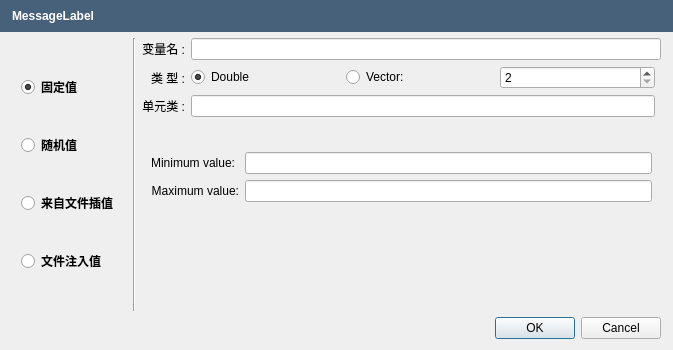
This is src/apps/openfluid-builder/model/AddGeneratorDialog.ui in jylfc0307/OpenFluidPlus as Qt 5 draws it before an edit. The edited form follows.
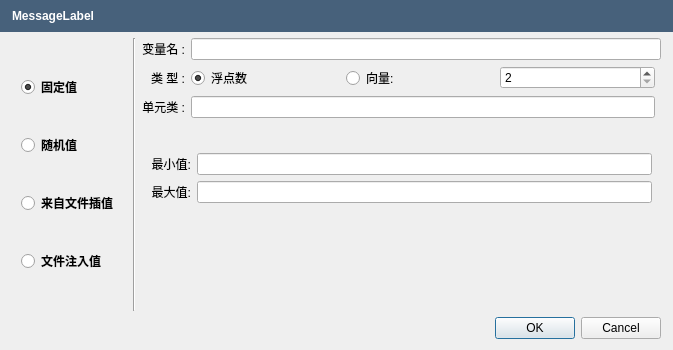
This is the edited form. The open tabs and pages were chosen to show the change.

What changed in the file:
```diff
--- a/src/apps/openfluid-builder/model/AddGeneratorDialog.ui
+++ b/src/apps/openfluid-builder/model/AddGeneratorDialog.ui
@@ -179,7 +179,7 @@
           <item>
            <widget class="QRadioButton" name="DoubleRadioButton">
             <property name="text">
-             <string>Double</string>
+             <string>浮点数</string>
             </property>
             <property name="checked">
              <bool>true</bool>
@@ -192,7 +192,7 @@
              <string notr="true"/>
             </property>
             <property name="text">
-             <string>Vector:</string>
+             <string>向量:</string>
             </property>
            </widget>
           </item>
@@ -272,7 +272,7 @@
            <item row="0" column="0">
             <widget class="QLabel" name="label_4">
              <property name="text">
-              <string>Minimum value:</string>
+              <string>最小值:</string>
              </property>
              <property name="alignment">
               <set>Qt::AlignRight|Qt::AlignTrailing|Qt::AlignVCenter</set>
@@ -288,7 +288,7 @@
            <item row="1" column="0">
             <widget class="QLabel" name="label_5">
              <property name="text">
-              <string>Maximum value:</string>
+              <string>最大值:</string>
              </property>
              <property name="alignment">
               <set>Qt::AlignRight|Qt::AlignTrailing|Qt::AlignVCenter</set>
```
Left out of the diff: 6 changed lines with no effect on the pictures.
